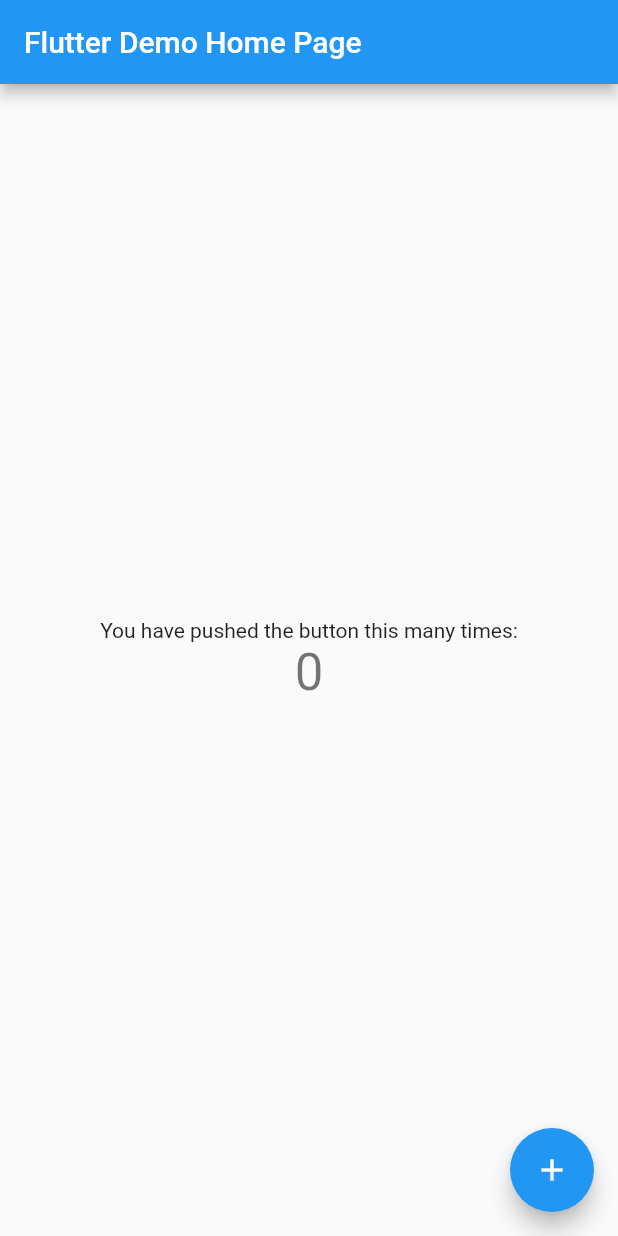
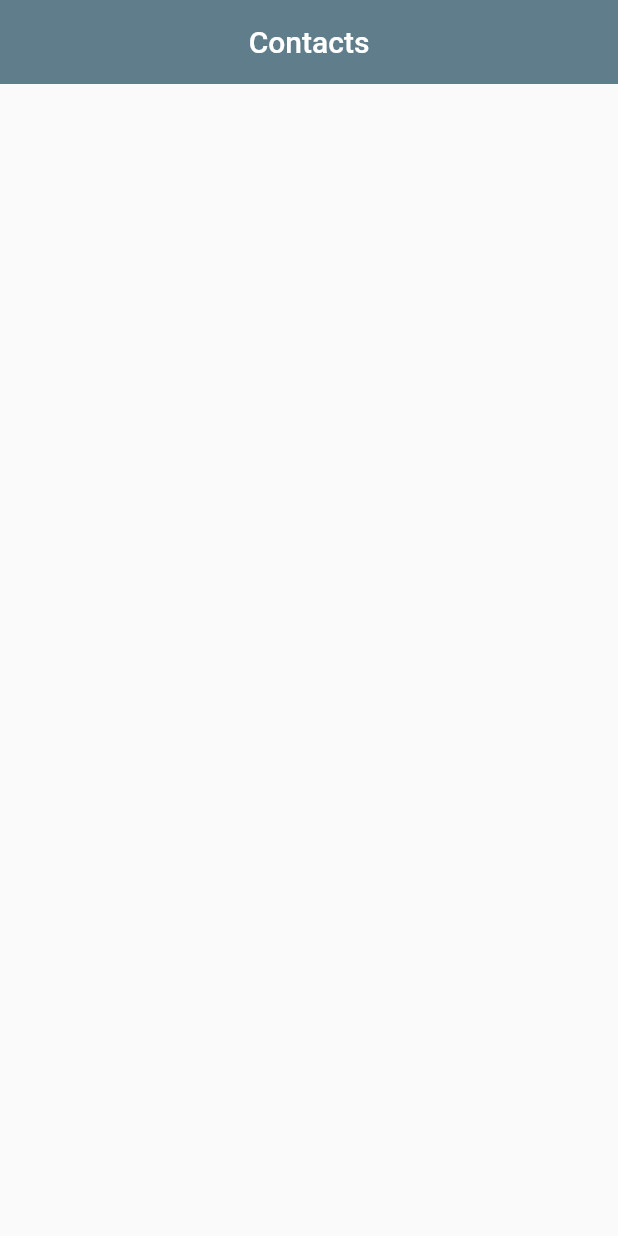
Before and after one commit to kobbycode/contact_app, a Flutter app: the screen it shows after launch, on a phone screen of 412 x 824 dp. Run offline on Flutter 3.47's test engine with Material 2 defaults, Android fonts, the phone set to English and light mode, and no system bars.

Commit message:
Added appBar, changed appBar color, created ui folder

```diff
--- a/lib/main.dart
+++ b/lib/main.dart
@@ -1,4 +1,8 @@
+// ignore_for_file: use_key_in_widget_constructors
+
 import 'package:flutter/material.dart';
+
+import 'package:fcontact_app/ui/contact_list/contact_list_screen.dart';
 
 void main() {
   runApp(const MyApp());
@@ -11,105 +15,12 @@
   @override
   Widget build(BuildContext context) {
     return MaterialApp(
-      title: 'Flutter Demo',
+      debugShowCheckedModeBanner: false,
+      title: 'Save Contact',
       theme: ThemeData(
-        // This is the theme of your application.
-        //
-        // Try running your application with "flutter run". You'll see the
-        // application has a blue toolbar. Then, without quitting the app, try
-        // changing the primarySwatch below to Colors.green and then invoke
-        // "hot reload" (press "r" in the console where you ran "flutter run",
-        // or simply save your changes to "hot reload" in a Flutter IDE).
-        // Notice that the counter didn't reset back to zero; the application
-        // is not restarted.
-        primarySwatch: Colors.blue,
+        primarySwatch: Colors.blueGrey,
       ),
-      home: const MyHomePage(title: 'Flutter Demo Home Page'),
+      home: ContactListScreen(),
     );
   }
 }
-
-class MyHomePage extends StatefulWidget {
-  const MyHomePage({super.key, required this.title});
-
-  // This widget is the home page of your application. It is stateful, meaning
-  // that it has a State object (defined below) that contains fields that affect
-  // how it looks.
-
-  // This class is the configuration for the state. It holds the values (in this
-  // case the title) provided by the parent (in this case the App widget) and
-  // used by the build method of the State. Fields in a Widget subclass are
-  // always marked "final".
-
-  final String title;
-
-  @override
-  State<MyHomePage> createState() => _MyHomePageState();
-}
-
-class _MyHomePageState extends State<MyHomePage> {
-  int _counter = 0;
-
-  void _incrementCounter() {
-    setState(() {
-      // This call to setState tells the Flutter framework that something has
-      // changed in this State, which causes it to rerun the build method below
-      // so that the display can reflect the updated values. If we changed
-      // _counter without calling setState(), then the build method would not be
-      // called again, and so nothing would appear to happen.
-      _counter++;
-    });
-  }
-
-  @override
-  Widget build(BuildContext context) {
-    // This method is rerun every time setState is called, for instance as done
-    // by the _incrementCounter method above.
-    //
-    // The Flutter framework has been optimized to make rerunning build methods
-    // fast, so that you can just rebuild anything that needs updating rather
-    // than having to individually change instances of widgets.
-    return Scaffold(
-      appBar: AppBar(
-        // Here we take the value from the MyHomePage object that was created by
-        // the App.build method, and use it to set our appbar title.
-        title: Text(widget.title),
-      ),
-      body: Center(
-        // Center is a layout widget. It takes a single child and positions it
-        // in the middle of the parent.
-        child: Column(
-          // Column is also a layout widget. It takes a list of children and
-          // arranges them vertically. By default, it sizes itself to fit its
-          // children horizontally, and tries to be as tall as its parent.
-          //
-          // Invoke "debug painting" (press "p" in the console, choose the
-          // "Toggle Debug Paint" action from the Flutter Inspector in Android
-          // Studio, or the "Toggle Debug Paint" command in Visual Studio Code)
-          // to see the wireframe for each widget.
-          //
-          // Column has various properties to control how it sizes itself and
-          // how it positions its children. Here we use mainAxisAlignment to
-          // center the children vertically; the main axis here is the vertical
-          // axis because Columns are vertical (the cross axis would be
-          // horizontal).
-          mainAxisAlignment: MainAxisAlignment.center,
-          children: <Widget>[
-            const Text(
-              'You have pushed the button this many times:',
-            ),
-            Text(
-              '$_counter',
-              style: Theme.of(context).textTheme.headline4,
-            ),
-          ],
-        ),
-      ),
-      floatingActionButton: FloatingActionButton(
-        onPressed: _incrementCounter,
-        tooltip: 'Increment',
-        child: const Icon(Icons.add),
-      ), // This trailing comma makes auto-formatting nicer for build methods.
-    );
-  }
-}
--- /dev/null
+++ b/lib/ui/contact_list/contact_list_screen.dart
@@ -0,0 +1,16 @@
+// ignore_for_file: use_key_in_widget_constructors
+
+import 'package:flutter/material.dart';
+
+class ContactListScreen extends StatelessWidget {
+  @override
+  Widget build(BuildContext context) {
+    return Scaffold(
+      appBar: AppBar(
+        elevation: 0,
+        centerTitle: true,
+        title: const Text('Contacts'),
+      ),
+    );
+  }
+}
```
